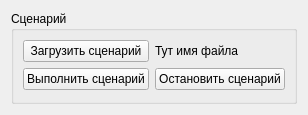
Anatolichka2202/PPB_Project, file PPB_GUI_Sandbox/scenariowidget.ui: the form before one commit.
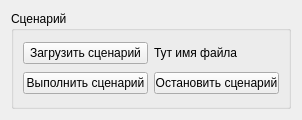
The form after the commit.

The edit to the form file:
```diff
--- a/PPB_GUI_Sandbox/scenariowidget.ui
+++ b/PPB_GUI_Sandbox/scenariowidget.ui
@@ -7,9 +7,21 @@
     <x>0</x>
     <y>0</y>
     <width>302</width>
-    <height>115</height>
+    <height>120</height>
    </rect>
   </property>
+  <property name="sizePolicy">
+   <sizepolicy hsizetype="Expanding" vsizetype="Preferred">
+    <horstretch>0</horstretch>
+    <verstretch>0</verstretch>
+   </sizepolicy>
+  </property>
+  <property name="minimumSize">
+   <size>
+    <width>300</width>
+    <height>120</height>
+   </size>
+  </property>
   <property name="windowTitle">
    <string>Form</string>
   </property>
```
